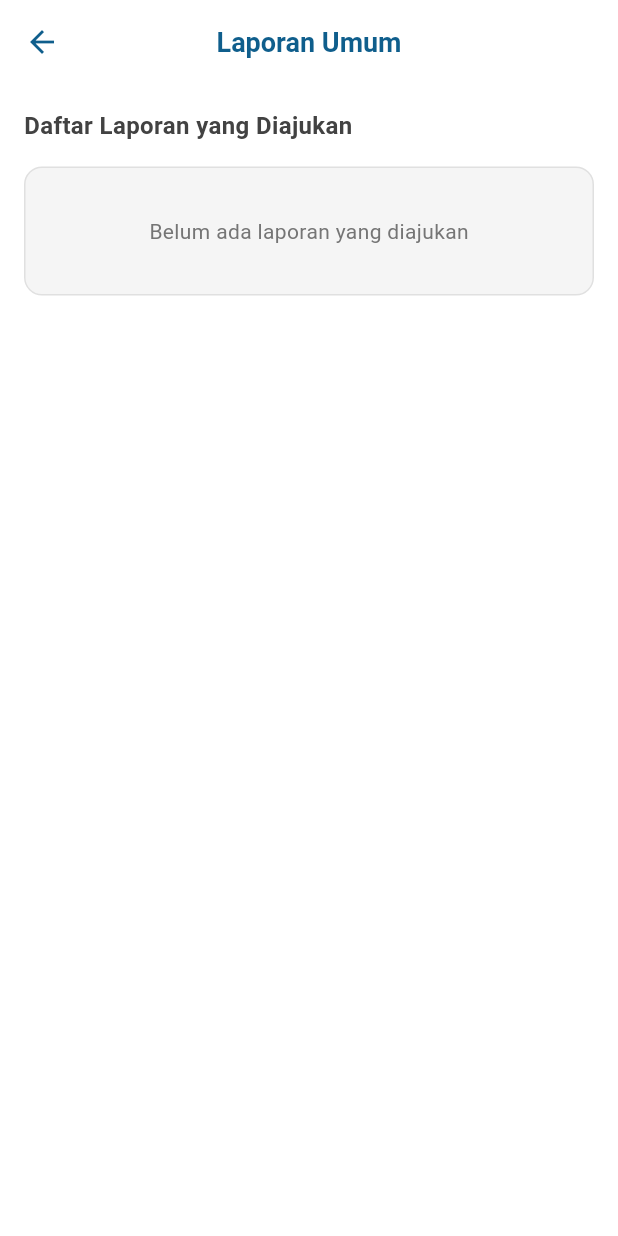
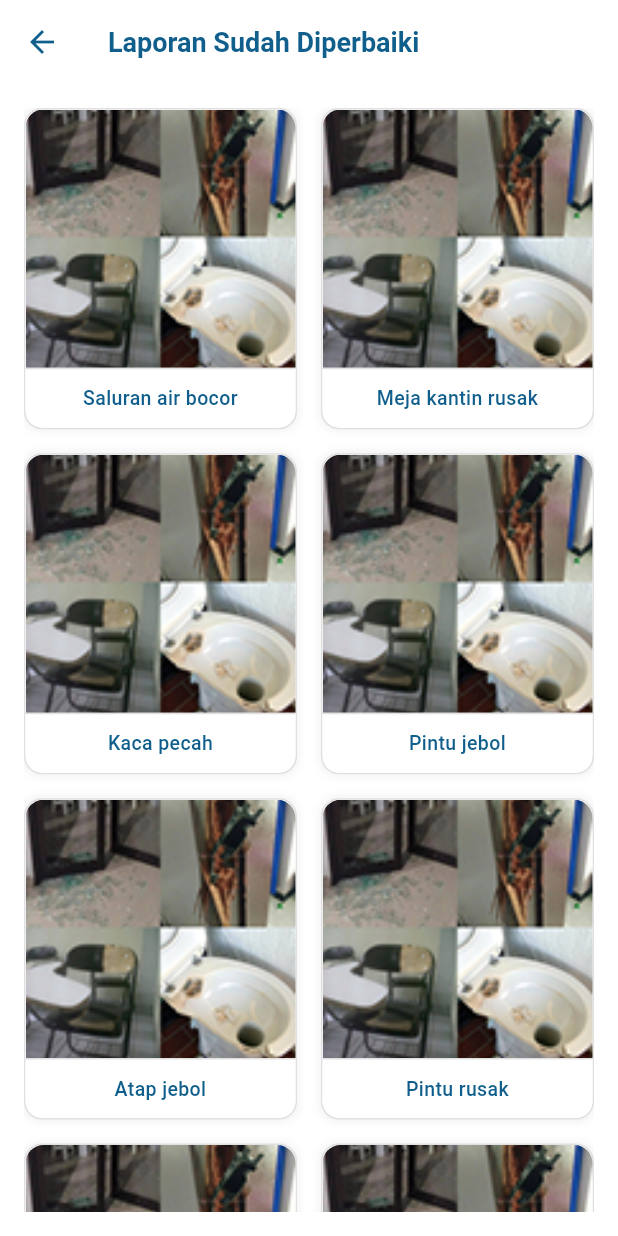
Before and after one commit to ZidaAdz12/fastalk, a Flutter app: the LaporanUmumDetail screen opened directly, on a phone screen of 412 x 824 dp. Run offline on Flutter 3.47's test engine with Material 3 defaults, Android fonts, the phone set to English and light mode, and no system bars; our stand-ins replace image_picker.

Commit message:
Update laporan page button viewmore, menghubungkan ke page detail grid

```diff
--- a/lib/screens/laporan_umum_detail.dart
+++ b/lib/screens/laporan_umum_detail.dart
@@ -1,9 +1,11 @@
 import 'package:flutter/material.dart';
-import 'dart:io';
 import '../services/laporan_service.dart';
+import 'detail_laporan.dart';
 
 class LaporanUmumDetail extends StatefulWidget {
-  const LaporanUmumDetail({super.key});
+  final String? status;
+
+  const LaporanUmumDetail({super.key, this.status});
 
   @override
   State<LaporanUmumDetail> createState() => _LaporanUmumDetailState();
@@ -12,8 +14,57 @@ class LaporanUmumDetail extends StatefulWidget {
 class _LaporanUmumDetailState extends State<LaporanUmumDetail> {
   static const Color primaryBlue = Color(0xFF0F5E8C);
 
+  // Fungsi untuk mendapatkan data laporan berdasarkan status
+  List<Map<String, String>> _getLaporanItems() {
+    switch (widget.status) {
+      case 'Pending':
+        return [
+          {'image': 'assets/foto_laporan.png', 'label': 'Kursi kelas rusak'},
+          {'image': 'assets/foto_laporan.png', 'label': 'AC tidak berfungsi'},
+          {'image': 'assets/foto_laporan.png', 'label': 'Lampu mati'},
+          {'image': 'assets/foto_laporan.png', 'label': 'Toilet rusak'},
+          {'image': 'assets/foto_laporan.png', 'label': 'Papan tulis rusak'},
+          {'image': 'assets/foto_laporan.png', 'label': 'Pintu macet'},
+        ];
+      case 'Rejected':
+        return [
+          {'image': 'assets/foto_laporan.png', 'label': 'Data tidak valid'},
+          {'image': 'assets/foto_laporan.png', 'label': 'Informasi kurang'},
+          {'image': 'assets/foto_laporan.png', 'label': 'Foto tidak jelas'},
+          {'image': 'assets/foto_laporan.png', 'label': 'Lokasi salah'},
+        ];
+      case 'Approved':
+      default:
+        return [
+          {'image': 'assets/foto_laporan.png', 'label': 'Saluran air bocor'},
+          {'image': 'assets/foto_laporan.png', 'label': 'Meja kantin rusak'},
+          {'image': 'assets/foto_laporan.png', 'label': 'Kaca pecah'},
+          {'image': 'assets/foto_laporan.png', 'label': 'Pintu jebol'},
+          {'image': 'assets/foto_laporan.png', 'label': 'Atap jebol'},
+          {'image': 'assets/foto_laporan.png', 'label': 'Pintu rusak'},
+          {'image': 'assets/foto_laporan.png', 'label': 'Keran rusak'},
+          {'image': 'assets/foto_laporan.png', 'label': 'Meja jebol'},
+        ];
+    }
+  }
+
+  // Fungsi untuk mendapatkan title berdasarkan status
+  String _getTitle() {
+    switch (widget.status) {
+      case 'Pending':
+        return 'Laporan Sedang Diproses';
+      case 'Rejected':
+        return 'Laporan Ditolak';
+      case 'Approved':
+      default:
+        return 'Laporan Sudah Diperbaiki';
+    }
+  }
+
   @override
   Widget build(BuildContext context) {
+    final laporanItems = _getLaporanItems();
+
     return Scaffold(
       backgroundColor: Colors.white,
       appBar: AppBar(
@@ -23,325 +74,130 @@ class _LaporanUmumDetailState extends State<LaporanUmumDetail> {
           icon: const Icon(Icons.arrow_back, color: primaryBlue),
           onPressed: () => Navigator.pop(context),
         ),
-        title: const Text(
-          'Laporan Umum',
-          style: TextStyle(
+        title: Text(
+          _getTitle(),
+          style: const TextStyle(
             color: primaryBlue,
             fontSize: 18,
             fontWeight: FontWeight.w600,
           ),
         ),
-        centerTitle: true,
+        centerTitle: false,
       ),
-      body: SingleChildScrollView(
-        child: Padding(
-          padding: const EdgeInsets.all(16.0),
-          child: Column(
-            crossAxisAlignment: CrossAxisAlignment.start,
-            children: [
-              // Header
-              Text(
-                'Daftar Laporan yang Diajukan',
-                style: TextStyle(
-                  fontSize: 16,
-                  fontWeight: FontWeight.w600,
-                  color: Colors.grey[800],
+      body: Padding(
+        padding: const EdgeInsets.all(16),
+        child: GridView.builder(
+          gridDelegate: const SliverGridDelegateWithFixedCrossAxisCount(
+            crossAxisCount: 2,
+            crossAxisSpacing: 16,
+            mainAxisSpacing: 16,
+            childAspectRatio: 0.85,
           ),
-              ),
-              const SizedBox(height: 16),
-
-              // Tabel Laporan
-              _buildLaporanTable(),
-
-              const SizedBox(height: 24),
-            ],
-          ),
+          itemCount: laporanItems.length,
+          itemBuilder: (context, index) {
+            return _buildLaporanItem(
+              imagePath: laporanItems[index]['image']!,
+              label: laporanItems[index]['label']!,
+            );
+          },
         ),
       ),
     );
   }
 
-  Widget _buildLaporanTable() {
-    final laporanService = LaporanService();
+  Widget _buildLaporanItem({required String imagePath, required String label}) {
+    // Generate deskripsi berdasarkan status
+    String description = '';
+    switch (widget.status) {
+      case 'Pending':
+        description = 'Laporan $label sedang dalam proses review dan akan segera ditindaklanjuti oleh tim terkait. Mohon menunggu update lebih lanjut.';
+        break;
+      case 'Rejected':
+        description = 'Laporan $label ditolak karena tidak memenuhi kriteria atau informasi yang diberikan kurang lengkap. Silakan ajukan kembali dengan data yang lebih detail.';
+        break;
+      case 'Approved':
+      default:
+        description = 'Laporan $label telah selesai diperbaiki. Fasilitas kini sudah kembali berfungsi dengan baik dan dapat digunakan sebagaimana mestinya.';
+    }
 
-    return StreamBuilder(
-      stream: null, // Menggunakan notifier dari LaporanService
-      builder: (context, snapshot) {
-        // Ambil data dari service
-        final laporanList = laporanService.laporanBaru;
-
-        if (laporanList.isEmpty) {
+    return GestureDetector(
+      onTap: () {
+        Navigator.push(
+          context,
+          MaterialPageRoute(
+            builder: (context) => DetailLaporanPage(
+              title: _getTitle(),
+              subtitle: label,
+              description: description,
+              image: imagePath,
+              status: widget.status ?? 'Approved',
+              detailImages: [imagePath, imagePath],
+            ),
+          ),
+        );
+      },
+      child: Container(
+        decoration: BoxDecoration(
+          color: Colors.white,
+          borderRadius: BorderRadius.circular(12),
+          border: Border.all(color: Colors.grey[300]!, width: 1),
+          boxShadow: [
+            BoxShadow(
+              color: Colors.black.withOpacity(0.05),
+              blurRadius: 4,
+              spreadRadius: 1,
+            ),
+          ],
+        ),
+        child: Column(
+          crossAxisAlignment: CrossAxisAlignment.stretch,
+          children: [
+            /// IMAGE
+            Expanded(
+              child: ClipRRect(
+                borderRadius: const BorderRadius.only(
+                  topLeft: Radius.circular(12),
+                  topRight: Radius.circular(12),
+                ),
+                child: Image.asset(
+                  imagePath,
+                  fit: BoxFit.cover,
+                  errorBuilder: (context, error, stackTrace) {
+                    // Jika gambar tidak ditemukan, tampilkan placeholder
                     return Container(
-            padding: const EdgeInsets.all(32),
-            decoration: BoxDecoration(
-              color: Colors.grey[100],
-              borderRadius: BorderRadius.circular(12),
-              border: Border.all(color: Colors.grey[300]!),
-            ),
-            child: Center(
-              child: Text(
-                'Belum ada laporan yang diajukan',
-                style: TextStyle(
-                  fontSize: 14,
-                  color: Colors.grey[600],
+                      color: Colors.grey[200],
+                      child: Icon(Icons.image, size: 50, color: Colors.grey[400]),
+                    );
+                  },
                 ),
               ),
             ),
-          );
-        }
 
-        return Container(
+            /// LABEL
+            Container(
+              padding: const EdgeInsets.symmetric(horizontal: 12, vertical: 10),
               decoration: BoxDecoration(
-            border: Border.all(color: Colors.grey[300]!),
-            borderRadius: BorderRadius.circular(8),
+                color: Colors.white,
+                borderRadius: const BorderRadius.only(
+                  bottomLeft: Radius.circular(12),
+                  bottomRight: Radius.circular(12),
                 ),
-          child: SingleChildScrollView(
-            scrollDirection: Axis.horizontal,
-            child: DataTable(
-              columnSpacing: 16,
-              horizontalMargin: 16,
-              columns: [
-                DataColumn(
-                  label: Text(
-                    'No',
-                    style: TextStyle(
-                      fontWeight: FontWeight.w600,
-                      color: primaryBlue,
+                border: Border(
+                  top: BorderSide(color: Colors.grey[300]!, width: 1),
                 ),
               ),
-                ),
-                DataColumn(
-                  label: Text(
-                    'Jenis Fasilitas',
-                    style: TextStyle(
-                      fontWeight: FontWeight.w600,
-                      color: primaryBlue,
-                    ),
-                  ),
-                ),
-                DataColumn(
-                  label: Text(
-                    'Lokasi',
-                    style: TextStyle(
-                      fontWeight: FontWeight.w600,
-                      color: primaryBlue,
-                    ),
-                  ),
-                ),
-                DataColumn(
-                  label: Text(
-                    'Masalah',
-                    style: TextStyle(
-                      fontWeight: FontWeight.w600,
-                      color: primaryBlue,
-                    ),
-                  ),
-                ),
-                DataColumn(
-                  label: Text(
-                    'Tanggal',
-                    style: TextStyle(
-                      fontWeight: FontWeight.w600,
-                      color: primaryBlue,
-                    ),
-                  ),
-                ),
-                DataColumn(
-                  label: Text(
-                    'Aksi',
-                    style: TextStyle(
-                      fontWeight: FontWeight.w600,
+              child: Text(
+                label,
+                textAlign: TextAlign.center,
+                style: const TextStyle(
+                  fontSize: 13,
+                  fontWeight: FontWeight.w500,
                   color: primaryBlue,
                 ),
               ),
             ),
           ],
-              rows: List.generate(
-                laporanList.length,
-                (index) {
-                  final laporan = laporanList[index];
-                  return DataRow(
-                    cells: [
-                      DataCell(Text((index + 1).toString())),
-                      DataCell(
-                        SizedBox(
-                          width: 120,
-                          child: Text(
-                            laporan.jenisFasilitas,
-                            overflow: TextOverflow.ellipsis,
-                            maxLines: 2,
         ),
-                        ),
-                      ),
-                      DataCell(
-                        SizedBox(
-                          width: 100,
-                          child: Text(
-                            laporan.lokasi,
-                            overflow: TextOverflow.ellipsis,
-                            maxLines: 2,
-                          ),
-                        ),
-                      ),
-                      DataCell(
-                        SizedBox(
-                          width: 120,
-                          child: Text(
-                            laporan.masalahFasilitas,
-                            overflow: TextOverflow.ellipsis,
-                            maxLines: 2,
-                          ),
-                        ),
-                      ),
-                      DataCell(
-                        Text(
-                          laporan.tanggalLaporan
-                              .toString()
-                              .split(' ')[0],
-                        ),
-                      ),
-                      DataCell(
-                        Row(
-                          children: [
-                            IconButton(
-                              icon: const Icon(
-                                Icons.visibility,
-                                color: primaryBlue,
-                                size: 20,
-                              ),
-                              onPressed: () {
-                                _showDetailDialog(context, laporan);
-                              },
-                              tooltip: 'Lihat Detail',
-                            ),
-                            IconButton(
-                              icon: const Icon(
-                                Icons.delete,
-                                color: Colors.red,
-                                size: 20,
-                              ),
-                              onPressed: () {
-                                _showDeleteConfirmation(context, index);
-                              },
-                              tooltip: 'Hapus',
-                            ),
-                          ],
-                        ),
-                      ),
-                    ],
-                  );
-                },
-              ),
-            ),
-          ),
-        );
-      },
-    );
-  }
-
-  void _showDetailDialog(BuildContext context, LaporanFasilitasData laporan) {
-    showDialog(
-      context: context,
-      builder: (context) => AlertDialog(
-        title: const Text('Detail Laporan'),
-        content: SingleChildScrollView(
-          child: Column(
-            crossAxisAlignment: CrossAxisAlignment.start,
-            mainAxisSize: MainAxisSize.min,
-            children: [
-              _detailItem('Jenis Fasilitas:', laporan.jenisFasilitas),
-              _detailItem('Lokasi:', laporan.lokasi),
-              _detailItem('Masalah Fasilitas:', laporan.masalahFasilitas),
-              _detailItem(
-                  'Gangguan Aktivitas:', laporan.gangguanAktivitas),
-              _detailItem(
-                'Tanggal Laporan:',
-                laporan.tanggalLaporan.toString().split(' ')[0],
-              ),
-              if (laporan.fotoPath != null) ...[
-                const SizedBox(height: 12),
-                const Text(
-                  'Foto:',
-                  style: TextStyle(fontWeight: FontWeight.w600),
-                ),
-                const SizedBox(height: 8),
-                ClipRRect(
-                  borderRadius: BorderRadius.circular(8),
-                  child: Image.file(
-                    File(laporan.fotoPath!),
-                    width: double.infinity,
-                    height: 200,
-                    fit: BoxFit.cover,
-                  ),
-                ),
-              ],
-            ],
-          ),
-        ),
-        actions: [
-          TextButton(
-            onPressed: () => Navigator.pop(context),
-            child: const Text('Tutup'),
-          ),
-        ],
-      ),
-    );
-  }
-
-  void _showDeleteConfirmation(BuildContext context, int index) {
-    showDialog(
-      context: context,
-      builder: (context) => AlertDialog(
-        title: const Text('Hapus Laporan'),
-        content: const Text(
-            'Apakah Anda yakin ingin menghapus laporan ini?'),
-        actions: [
-          TextButton(
-            onPressed: () => Navigator.pop(context),
-            child: const Text('Batal'),
-          ),
-          TextButton(
-            onPressed: () {
-              final laporanService = LaporanService();
-              laporanService.hapusLaporan(index);
-              Navigator.pop(context);
-              setState(() {});
-              ScaffoldMessenger.of(context).showSnackBar(
-                const SnackBar(content: Text('Laporan berhasil dihapus')),
-              );
-            },
-            child: const Text(
-              'Hapus',
-              style: TextStyle(color: Colors.red),
-            ),
-          ),
-        ],
-      ),
-    );
-  }
-
-  Widget _detailItem(String label, String value) {
-    return Padding(
-      padding: const EdgeInsets.only(bottom: 12),
-      child: Column(
-        crossAxisAlignment: CrossAxisAlignment.start,
-        children: [
-          Text(
-            label,
-            style: const TextStyle(
-              fontWeight: FontWeight.w600,
-              fontSize: 13,
-            ),
-          ),
-          const SizedBox(height: 4),
-          Text(
-            value,
-            style: TextStyle(
-              color: Colors.grey[700],
-              fontSize: 13,
-            ),
-          ),
-        ],
       ),
     );
   }
```
Also changed, not shown: lib/screens/laporan.dart (+2 -8 lines), lib/main.dart (line endings or trailing spaces). Lines whose indentation alone changed are shown as unchanged.
